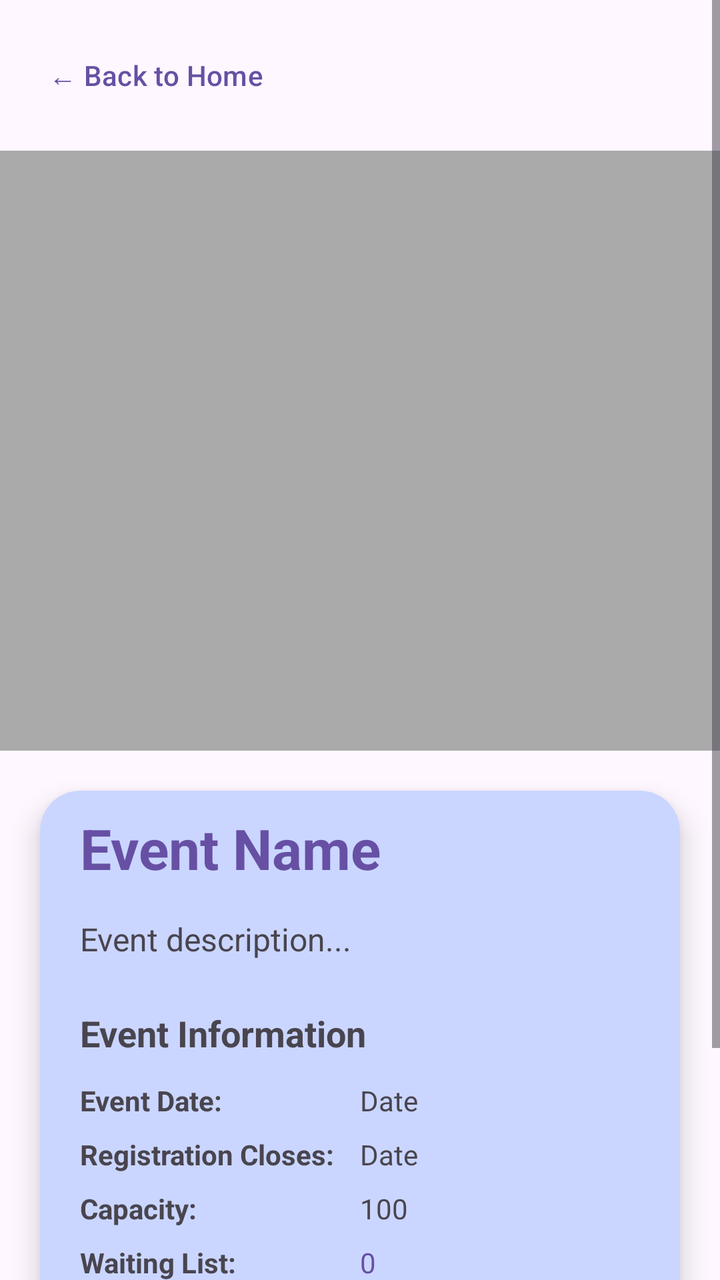
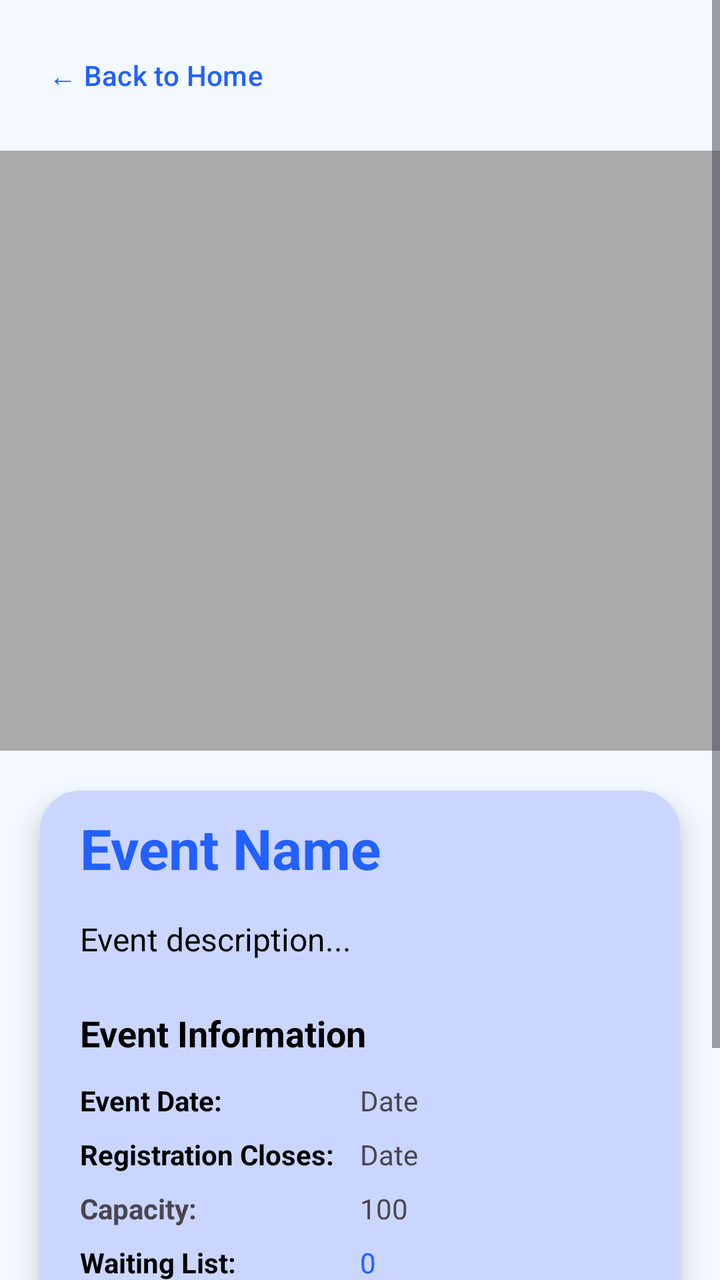

Two renders of the same Android screen: before a commit and after it. Below are the layout's source before the change and the commit's diff.
<!-- AndroidManifest.xml: activity theme Theme.GitCat_events -->
<!-- res/layout/activity_event_details.xml -->
<?xml version="1.0" encoding="utf-8"?>
<ScrollView xmlns:android="http://schemas.android.com/apk/res/android"
    xmlns:app="http://schemas.android.com/apk/res-auto"
    xmlns:tools="http://schemas.android.com/tools"
    android:layout_width="match_parent"
    android:layout_height="match_parent"
    tools:context=".EventDetailsActivity">

    <LinearLayout
        android:layout_width="match_parent"
        android:layout_height="wrap_content"
        android:gravity="center"
        android:orientation="vertical">

        
        <LinearLayout
            android:layout_width="match_parent"
            android:layout_height="match_parent"
            android:orientation="vertical">

            <Button
                android:id="@+id/btnBackToHome"
                android:layout_width="wrap_content"
                android:layout_height="wrap_content"
                android:layout_margin="8dp"
                android:background="?attr/selectableItemBackground"
                android:padding="16dp"
                android:text="← Back to Home"
                android:textAllCaps="false"
                android:textColor="?attr/colorPrimary" />
        </LinearLayout>

        

        

        <ImageView
            android:id="@+id/ivEventDetailsPoster"
            android:layout_width="362dp"
            android:layout_height="300dp"
            android:background="@android:color/darker_gray"
            android:contentDescription="Event Poster"
            android:scaleType="centerCrop" />

        <androidx.cardview.widget.CardView
            android:layout_width="match_parent"
            android:layout_height="match_parent"
            android:layout_margin="20dp"
            app:cardBackgroundColor="#CAD6FF"
            app:cardCornerRadius="20dp"
            app:cardElevation="8dp">

            <LinearLayout
                android:layout_width="match_parent"
                android:layout_height="wrap_content"
                android:orientation="vertical"
                android:paddingLeft="20dp"
                android:paddingTop="10dp"
                android:paddingRight="20dp"
                android:paddingBottom="10dp">

                
                <TextView
                    android:id="@+id/tvEventDetailsName"
                    android:layout_width="wrap_content"
                    android:layout_height="wrap_content"
                    android:layout_marginBottom="16dp"
                    android:text="Event Name"
                    android:textColor="?attr/colorPrimary"
                    android:textSize="28sp"
                    android:textStyle="bold" />

                
                <TextView
                    android:id="@+id/tvEventDetailsDescription"
                    android:layout_width="wrap_content"
                    android:layout_height="wrap_content"
                    android:layout_marginBottom="24dp"
                    android:lineSpacingMultiplier="1.2"
                    android:text="Event description..."
                    android:textSize="16sp" />

                
                <TextView
                    android:layout_width="wrap_content"
                    android:layout_height="wrap_content"
                    android:layout_marginBottom="12dp"
                    android:text="Event Information"
                    android:textSize="18sp"
                    android:textStyle="bold" />

                
                <LinearLayout
                    android:layout_width="match_parent"
                    android:layout_height="wrap_content"
                    android:layout_marginBottom="8dp"
                    android:orientation="horizontal">

                    <TextView
                        android:layout_width="140dp"
                        android:layout_height="wrap_content"
                        android:text="Event Date:"
                        android:textSize="14sp"
                        android:textStyle="bold" />

                    <TextView
                        android:id="@+id/tvEventDetailsDate"
                        android:layout_width="0dp"
                        android:layout_height="wrap_content"
                        android:layout_weight="1"
                        android:text="Date"
                        android:textSize="14sp" />
                </LinearLayout>

                
                <LinearLayout
                    android:layout_width="match_parent"
                    android:layout_height="wrap_content"
                    android:layout_marginBottom="8dp"
                    android:orientation="horizontal">

                    <TextView
                        android:layout_width="140dp"
                        android:layout_height="wrap_content"
                        android:text="Registration Closes:"
                        android:textSize="14sp"
                        android:textStyle="bold" />

                    <TextView
                        android:id="@+id/tvEventDetailsRaffleDate"
                        android:layout_width="0dp"
                        android:layout_height="wrap_content"
                        android:layout_weight="1"
                        android:text="Date"
                        android:textSize="14sp" />
                </LinearLayout>

                
                <LinearLayout
                    android:layout_width="match_parent"
                    android:layout_height="wrap_content"
                    android:layout_marginBottom="8dp"
                    android:orientation="horizontal">

                    <TextView
                        android:layout_width="140dp"
                        android:layout_height="wrap_content"
                        android:text="Capacity:"
                        android:textSize="14sp"
                        android:textStyle="bold" />

                    <TextView
                        android:id="@+id/tvEventDetailsCapacity"
                        android:layout_width="0dp"
                        android:layout_height="wrap_content"
                        android:layout_weight="1"
                        android:text="100"
                        android:textSize="14sp" />
                </LinearLayout>

                
                <LinearLayout
                    android:layout_width="match_parent"
                    android:layout_height="wrap_content"
                    android:layout_marginBottom="8dp"
                    android:orientation="horizontal">

                    <TextView
                        android:layout_width="140dp"
                        android:layout_height="wrap_content"
                        android:text="Waiting List:"
                        android:textSize="14sp"
                        android:textStyle="bold" />

                    <TextView
                        android:id="@+id/tvWaitingListCount"
                        android:layout_width="0dp"
                        android:layout_height="wrap_content"
                        android:layout_weight="1"
                        android:text="0"
                        android:textColor="?attr/colorPrimary"
                        android:textSize="14sp" />
                </LinearLayout>

                
                <LinearLayout
                    android:layout_width="match_parent"
                    android:layout_height="wrap_content"
                    android:layout_marginBottom="24dp"
                    android:orientation="horizontal">

                    <TextView
                        android:layout_width="140dp"
                        android:layout_height="wrap_content"
                        android:text="Geolocation:"
                        android:textSize="14sp"
                        android:textStyle="bold" />

                    <TextView
                        android:id="@+id/tvEventDetailsGeolocation"
                        android:layout_width="0dp"
                        android:layout_height="wrap_content"
                        android:layout_weight="1"
                        android:text="Not required"
                        android:textSize="14sp" />
                </LinearLayout>

                
                <Button
                    android:id="@+id/btnJoinWaitingList"
                    android:layout_width="match_parent"
                    android:layout_height="60dp"
                    android:text="Join Waiting List"
                    android:textColor="@android:color/white"
                    android:textSize="18sp" />

                
                <TextView
                    android:id="@+id/tvStatusMessage"
                    android:layout_width="wrap_content"
                    android:layout_height="wrap_content"
                    android:layout_marginTop="16dp"
                    android:text=""
                    android:textColor="@android:color/holo_green_dark"
                    android:textSize="14sp"
                    android:visibility="gone" />

            </LinearLayout>
        </androidx.cardview.widget.CardView>

    </LinearLayout>
</ScrollView>
<!-- resources referenced by this layout -->
<resources>
  <style name="Theme.GitCat_events" parent="Base.Theme.GitCat_events" />
  <style name="Base.Theme.GitCat_events" parent="Theme.Material3.DayNight.NoActionBar">
          
          
      </style>
</resources>

<!-- the commit's change to res/layout/activity_event_details.xml (unified diff, before → after) -->
@@ -4,6 +4,7 @@
     xmlns:tools="http://schemas.android.com/tools"
     android:layout_width="match_parent"
     android:layout_height="match_parent"
+    android:background="@color/background_color"
     tools:context=".EventDetailsActivity">
 
     <LinearLayout
@@ -27,7 +28,7 @@
                 android:padding="16dp"
                 android:text="← Back to Home"
                 android:textAllCaps="false"
-                android:textColor="?attr/colorPrimary" />
+                android:textColor="@color/button_color" />
         </LinearLayout>
 
         
@@ -53,6 +54,7 @@
             <LinearLayout
                 android:layout_width="match_parent"
                 android:layout_height="wrap_content"
+                android:background="@color/container_color"
                 android:orientation="vertical"
                 android:paddingLeft="20dp"
                 android:paddingTop="10dp"
@@ -66,7 +68,7 @@
                     android:layout_height="wrap_content"
                     android:layout_marginBottom="16dp"
                     android:text="Event Name"
-                    android:textColor="?attr/colorPrimary"
+                    android:textColor="@color/text_color_colored"
                     android:textSize="28sp"
                     android:textStyle="bold" />
 
@@ -78,6 +80,7 @@
                     android:layout_marginBottom="24dp"
                     android:lineSpacingMultiplier="1.2"
                     android:text="Event description..."
+                    android:textColor="@color/text_color_dark"
                     android:textSize="16sp" />
 
                 
@@ -86,6 +89,7 @@
                     android:layout_height="wrap_content"
                     android:layout_marginBottom="12dp"
                     android:text="Event Information"
+                    android:textColor="@color/text_color_dark"
                     android:textSize="18sp"
                     android:textStyle="bold" />
 
@@ -100,6 +104,7 @@
                         android:layout_width="140dp"
                         android:layout_height="wrap_content"
                         android:text="Event Date:"
+                        android:textColor="@color/text_color_dark"
                         android:textSize="14sp"
                         android:textStyle="bold" />
 
@@ -123,6 +128,7 @@
                         android:layout_width="140dp"
                         android:layout_height="wrap_content"
                         android:text="Registration Closes:"
+                        android:textColor="@color/text_color_dark"
                         android:textSize="14sp"
                         android:textStyle="bold" />
 
@@ -169,6 +175,7 @@
                         android:layout_width="140dp"
                         android:layout_height="wrap_content"
                         android:text="Waiting List:"
+                        android:textColor="@color/text_color_dark"
                         android:textSize="14sp"
                         android:textStyle="bold" />
 
@@ -178,7 +185,7 @@
                         android:layout_height="wrap_content"
                         android:layout_weight="1"
                         android:text="0"
-                        android:textColor="?attr/colorPrimary"
+                        android:textColor="@color/text_color_colored"
                         android:textSize="14sp" />
                 </LinearLayout>
 
@@ -193,6 +200,7 @@
                         android:layout_width="140dp"
                         android:layout_height="wrap_content"
                         android:text="Geolocation:"
+                        android:textColor="@color/text_color_dark"
                         android:textSize="14sp"
                         android:textStyle="bold" />
 
@@ -202,6 +210,7 @@
                         android:layout_height="wrap_content"
                         android:layout_weight="1"
                         android:text="Not required"
+                        android:textColor="@color/text_color_dark"
                         android:textSize="14sp" />
                 </LinearLayout>
 
@@ -210,8 +219,9 @@
                     android:id="@+id/btnJoinWaitingList"
                     android:layout_width="match_parent"
                     android:layout_height="60dp"
+                    android:backgroundTint="@color/button_color"
                     android:text="Join Waiting List"
-                    android:textColor="@android:color/white"
+                    android:textColor="@color/text_color_light"
                     android:textSize="18sp" />
 
                 
<!-- resource entries referenced after the edit -->
@@ -1,5 +1,11 @@
 <!-- resources referenced by this layout -->
 <resources>
+  <color name="background_color">#F3F9FF</color>
+  <color name="button_color">#2260ff</color>
+  <color name="container_color">#CAD6ff</color>
+  <color name="text_color_colored">#2260ff</color>
+  <color name="text_color_dark">#000000</color>
+  <color name="text_color_light">#ffffff</color>
   <style name="Theme.GitCat_events" parent="Base.Theme.GitCat_events" />
   <style name="Base.Theme.GitCat_events" parent="Theme.Material3.DayNight.NoActionBar">
           
